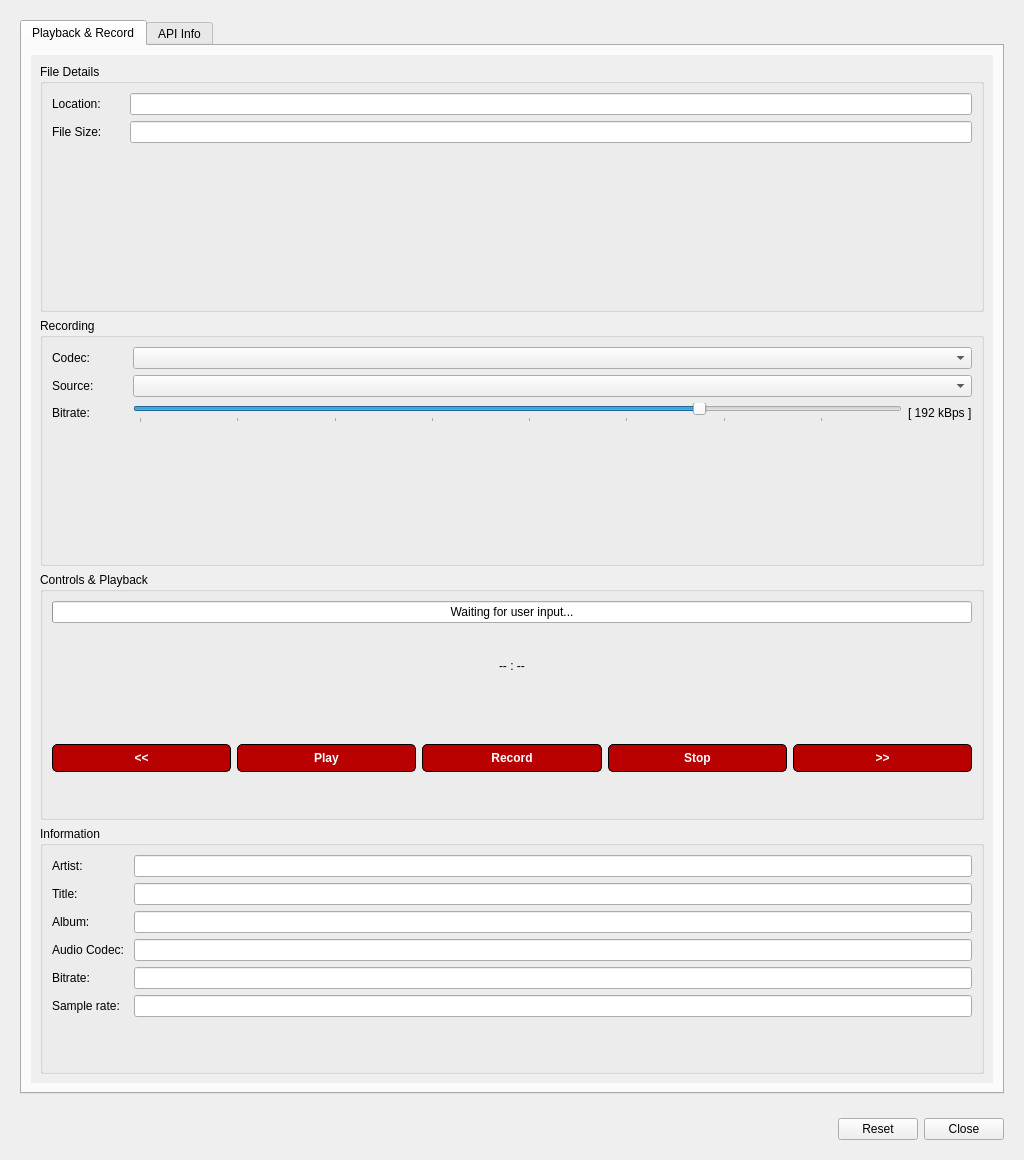
First picture: the form in src/ui/gkaudioplaydialog.ui, repository GekkoFyre/small-world-deluxe, before the edit.
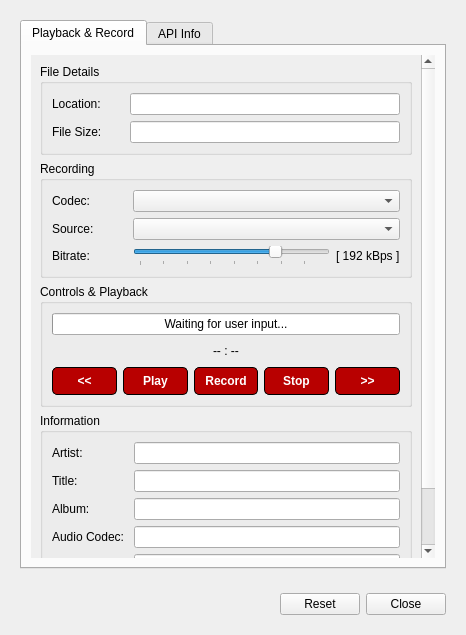
Second picture: the form after the edit.

Commit message: * Something weird is going on with my Linux installation. GUI's appear normally and as they should under Microsoft Windows, but are all incorrect when switching to Linux. I guess this is something I have to keep in mind when editing a GUI form under Linux, or just strictly keep this activity for something under Microsoft Windows.

Diff of the .ui file:
```diff
--- a/src/ui/gkaudioplaydialog.ui
+++ b/src/ui/gkaudioplaydialog.ui
@@ -6,8 +6,8 @@
    <rect>
     <x>0</x>
     <y>0</y>
-    <width>1024</width>
-    <height>1160</height>
+    <width>466</width>
+    <height>635</height>
    </rect>
   </property>
   <property name="sizePolicy">
@@ -61,8 +61,8 @@
               <rect>
                <x>0</x>
                <y>0</y>
-               <width>884</width>
-               <height>1140</height>
+               <width>394</width>
+               <height>565</height>
               </rect>
              </property>
              <layout class="QVBoxLayout" name="verticalLayout_4">
```
The commit also changes 7 other files.
